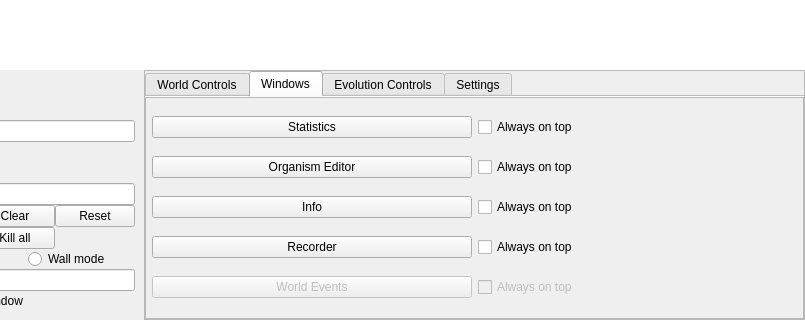
First picture: the form in Source/UiFiles/mainwindow.ui, repository SuperSpaceEye/LifeEngineExtended, before the edit; both pictures show x 195 to 1000 and y 580 to 900 of the 1000 by 900 pixel window.
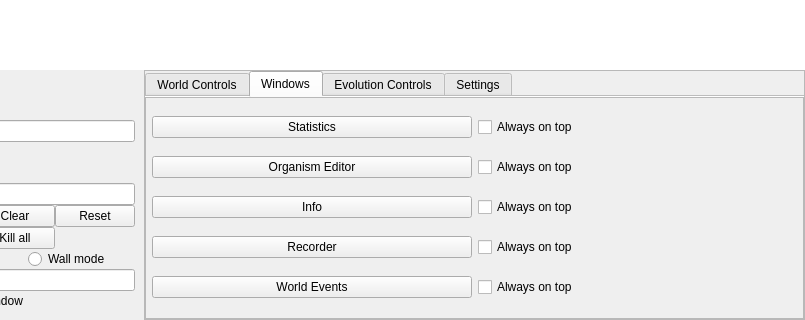
Second picture: the form after the edit. The open tabs and pages were chosen to show the change.

```diff
--- a/Source/UiFiles/mainwindow.ui
+++ b/Source/UiFiles/mainwindow.ui
@@ -908,7 +908,7 @@
                       <item>
                        <widget class="QPushButton" name="pushButton_2">
                         <property name="enabled">
-                         <bool>false</bool>
+                         <bool>true</bool>
                         </property>
                         <property name="text">
                          <string>World Events</string>
@@ -921,7 +921,7 @@
                       <item>
                        <widget class="QCheckBox" name="checkBox_2">
                         <property name="enabled">
-                         <bool>false</bool>
+                         <bool>true</bool>
                         </property>
                         <property name="text">
                          <string>Always on top</string>
```
Left out of the diff: 38 changed lines with no effect on the pictures.
